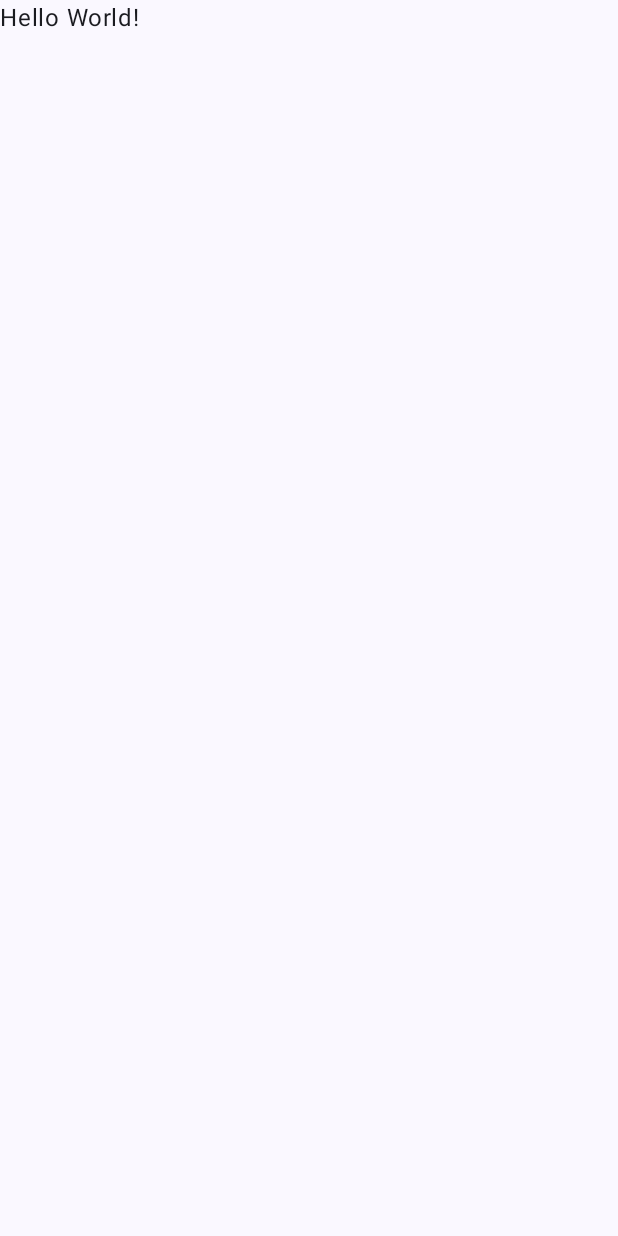
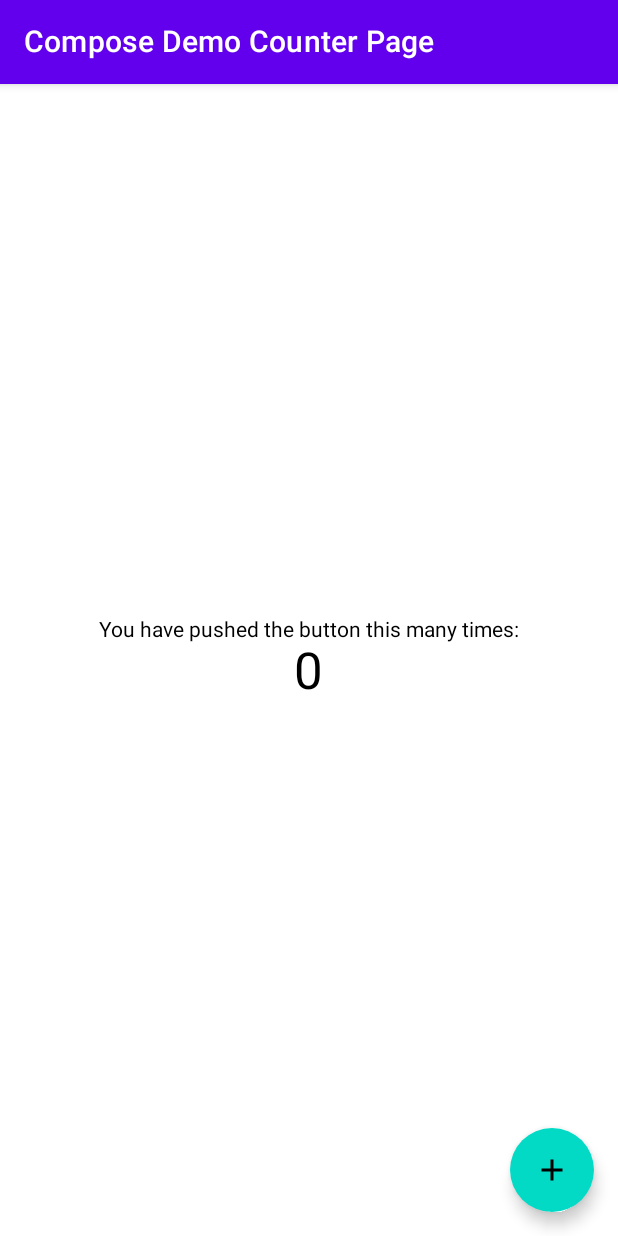
Before and after one commit to Nomeleel/Awesome-Compose, an Android app built with Jetpack Compose: the screen it shows after launch (MainActivity), on a phone screen of 412 x 824 dp. Before the commit the screen is almost empty. Run offline under Robolectric (Android 15) with nearby library versions, the phone set to English and light mode, and no system bars.

Commit message:
Learn compose

```diff
--- a/app/src/main/java/com/awesome/compose/Counter.kt
+++ b/app/src/main/java/com/awesome/compose/Counter.kt
@@ -14,6 +14,11 @@ import androidx.compose.ui.Modifier
 @Composable
 fun Counter() {
     var count by remember { mutableStateOf(0) }
+    val doubleCount by remember {
+        derivedStateOf {
+            count * 2
+        }
+    }
     Scaffold(
         topBar = {
             TopAppBar(
@@ -28,13 +33,16 @@ fun Counter() {
                 )
             }
         },
-    ) { Column(
-            modifier = Modifier.padding(it).fillMaxSize(),
+    ) {
+        Column(
+            modifier = Modifier
+                .padding(it)
+                .fillMaxSize(),
             verticalArrangement = Arrangement.Center,
             horizontalAlignment = Alignment.CenterHorizontally,
         ) {
             Text(text = "You have pushed the button this many times:")
-            Text(text = "$count", style = MaterialTheme.typography.h4)
+            Text(text = "$doubleCount", style = MaterialTheme.typography.h4)
         }
     }
 }
--- a/app/src/main/java/com/awesome/compose/MainActivity.kt
+++ b/app/src/main/java/com/awesome/compose/MainActivity.kt
@@ -22,7 +22,7 @@ class MainActivity : ComponentActivity() {
                     modifier = Modifier.fillMaxSize(),
                     color = MaterialTheme.colorScheme.background
                 ) {
-                    Greeting("World")
+                    Counter()
                 }
             }
         }
```
Also changed, not shown: app/src/main/java/com/awesome/compose/UserView.kt (added, +43 -0 lines).
